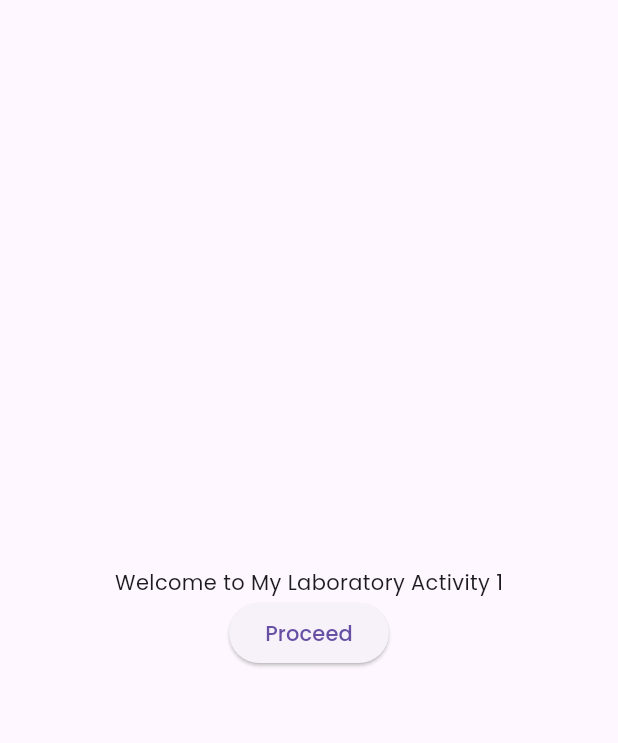
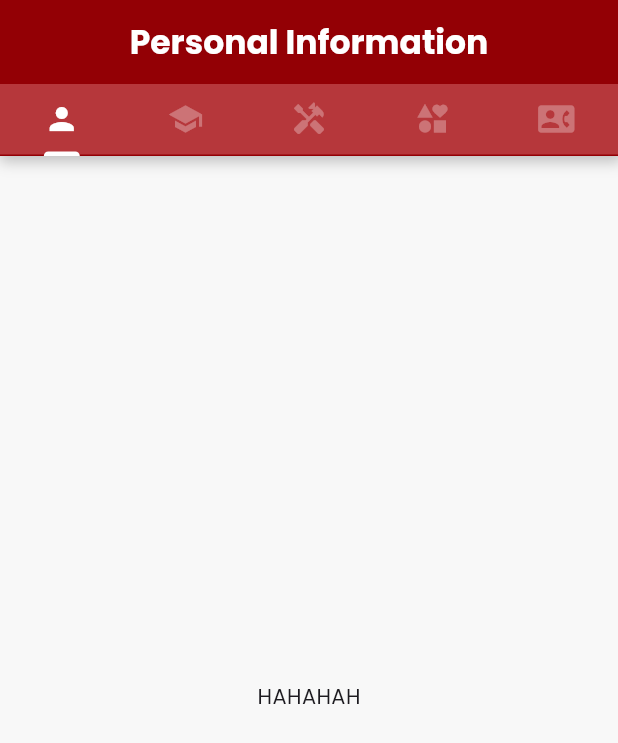
Before and after one commit to bjcomia/comia_lab_act_1, a Flutter app: the screen it shows after launch, after a tap on "Proceed", on a phone screen of 412 x 824 dp. Shown: the top 743 px of the screen. Run offline on Flutter 3.47's test engine with Material 3 defaults, Android fonts, the phone set to English and light mode, and no system bars; our stand-ins replace google_fonts.

Commit message:
added design for app and tab bar. added pages

```diff
--- a/lib/main.dart
+++ b/lib/main.dart
@@ -1,6 +1,6 @@
 import 'package:comia_lab_act_1/pages/welcome_page.dart';
+import 'package:comia_lab_act_1/themes/custom_themes.dart';
 import 'package:flutter/material.dart';
-import 'package:google_fonts/google_fonts.dart';
 
 void main() {
   runApp(const MyApp());
@@ -14,19 +14,7 @@ class MyApp extends StatelessWidget {
     return MaterialApp(
       title: 'Flutter Demo',
       debugShowCheckedModeBanner: false,
-      theme: ThemeData(
-        // colorScheme: ColorScheme(
-        //     brightness: brightness,
-        //     primary: primary,
-        //     onPrimary: onPrimary,
-        //     secondary: secondary,
-        //     onSecondary: onSecondary,
-        //     error: error,
-        //     onError: onError,
-        //     surface: surface,
-        //     onSurface: onSurface),
-        textTheme: GoogleFonts.poppinsTextTheme(),
-      ),
+      theme: lightMode,
       home: const WelcomePage(),
     );
   }
--- /dev/null
+++ b/lib/pages/contact_details_page.dart
@@ -0,0 +1,15 @@
+import 'package:flutter/material.dart';
+
+class ContactDetailsPage extends StatefulWidget {
+  const ContactDetailsPage({super.key});
+
+  @override
+  State<ContactDetailsPage> createState() => _ContactDetailsPageState();
+}
+
+class _ContactDetailsPageState extends State<ContactDetailsPage> {
+  @override
+  Widget build(BuildContext context) {
+    return Container();
+  }
+}
--- /dev/null
+++ b/lib/pages/educational_background_page.dart
@@ -0,0 +1,18 @@
+import 'package:flutter/material.dart';
+
+class EducationalBackgroundPage extends StatefulWidget {
+  const EducationalBackgroundPage({super.key});
+
+  @override
+  State<EducationalBackgroundPage> createState() =>
+      _EducationalBackgroundPageState();
+}
+
+class _EducationalBackgroundPageState extends State<EducationalBackgroundPage> {
+  @override
+  Widget build(BuildContext context) {
+    return Container(
+      child: Text("nigga"),
+    );
+  }
+}
--- /dev/null
+++ b/lib/pages/home_page.dart
@@ -0,0 +1,115 @@
+import 'package:flutter/material.dart';
+import 'package:comia_lab_act_1/pages/contact_details_page.dart';
+import 'package:comia_lab_act_1/pages/educational_background_page.dart';
+import 'package:comia_lab_act_1/pages/interests_page.dart';
+import 'package:comia_lab_act_1/pages/personal_information_page.dart';
+import 'package:comia_lab_act_1/pages/skills_page.dart';
+
+class HomePage extends StatefulWidget {
+  const HomePage({super.key});
+
+  @override
+  State<HomePage> createState() => _HomePageState();
+}
+
+class _HomePageState extends State<HomePage> with TickerProviderStateMixin {
+  late TabController tabController;
+  int tabIndex = 0;
+  final titles = [
+    "Personal Information",
+    "Educational Background",
+    "Skills",
+    "Interests",
+    "Contact Details"
+  ];
+
+  @override
+  void initState() {
+    super.initState();
+    tabController = TabController(length: 5, vsync: this);
+    tabController.addListener(changeTabIndex);
+  }
+
+  void changeTabIndex() {
+    setState(() {
+      tabIndex = tabController.index;
+    });
+  }
+
+  @override
+  Widget build(BuildContext context) {
+    return Scaffold(
+      backgroundColor: Theme.of(context).colorScheme.surface,
+      appBar: AppBar(
+        backgroundColor: Theme.of(context).colorScheme.primary,
+        shadowColor: Theme.of(context).colorScheme.shadow,
+        automaticallyImplyLeading: false,
+        title: Align(
+          alignment: Alignment.center,
+          child: Text(
+            titles[tabIndex],
+            style: TextStyle(
+                color: Theme.of(context).colorScheme.tertiary,
+                fontWeight: FontWeight.bold),
+          ),
+        ),
+      ),
+      body: Column(
+        children: [
+          //Tab Bar
+          Container(
+            decoration: BoxDecoration(
+              color: Theme.of(context).colorScheme.onTertiaryContainer,
+              boxShadow: [
+                BoxShadow(
+                  color: Theme.of(context).colorScheme.shadow,
+                  offset: const Offset(1, 2),
+                  blurRadius: 7,
+                  spreadRadius: 2,
+                )
+              ],
+            ),
+            child: TabBar(
+              controller: tabController,
+              labelColor:
+                  Theme.of(context).colorScheme.tertiary, //Selected Color
+              unselectedLabelColor: Theme.of(context)
+                  .colorScheme
+                  .tertiary
+                  .withOpacity(0.3), //Icon Color of Not Selected
+              dividerColor:
+                  Theme.of(context).colorScheme.primary, //Line Below Color
+              overlayColor: WidgetStatePropertyAll(
+                Theme.of(context).colorScheme.tertiary.withOpacity(0.4),
+              ), //Color when selected
+              indicatorColor:
+                  Theme.of(context).colorScheme.tertiary, //Selected Line Color
+              tabs: const [
+                Tab(icon: Icon(Icons.person)),
+                Tab(icon: Icon(Icons.school)),
+                Tab(icon: Icon(Icons.handyman)),
+                Tab(icon: Icon(Icons.interests)),
+                Tab(icon: Icon(Icons.contact_phone)),
+              ],
+            ),
+          ),
+
+          //Screens
+          Expanded(
+            flex: 5,
+            child: TabBarView(
+              controller: tabController,
+              children: const [
+                PersonalInformationPage(),
+                EducationalBackgroundPage(),
+                SkillsPage(),
+                InterestsPage(),
+                ContactDetailsPage(),
+              ],
+            ),
+          )
+        ],
+      ),
+    );
+  }
+}
--- /dev/null
+++ b/lib/pages/interests_page.dart
@@ -0,0 +1,15 @@
+import 'package:flutter/material.dart';
+
+class InterestsPage extends StatefulWidget {
+  const InterestsPage({super.key});
+
+  @override
+  State<InterestsPage> createState() => _InterestsPageState();
+}
+
+class _InterestsPageState extends State<InterestsPage> {
+  @override
+  Widget build(BuildContext context) {
+    return Container();
+  }
+}
--- a/lib/pages/personal_information_page.dart
+++ b/lib/pages/personal_information_page.dart
@@ -1 +1,18 @@
 import 'package:flutter/material.dart';
+
+class PersonalInformationPage extends StatefulWidget {
+  const PersonalInformationPage({super.key});
+
+  @override
+  State<PersonalInformationPage> createState() =>
+      _PersonalInformationPageState();
+}
+
+class _PersonalInformationPageState extends State<PersonalInformationPage> {
+  @override
+  Widget build(BuildContext context) {
+    return Center(
+      child: Text("HAHAHAH"),
+    );
+  }
+}
--- /dev/null
+++ b/lib/pages/skills_page.dart
@@ -0,0 +1,15 @@
+import 'package:flutter/material.dart';
+
+class SkillsPage extends StatefulWidget {
+  const SkillsPage({super.key});
+
+  @override
+  State<SkillsPage> createState() => _SkillsPageState();
+}
+
+class _SkillsPageState extends State<SkillsPage> {
+  @override
+  Widget build(BuildContext context) {
+    return Container();
+  }
+}
--- a/lib/pages/welcome_page.dart
+++ b/lib/pages/welcome_page.dart
@@ -1,3 +1,4 @@
+import 'package:comia_lab_act_1/pages/home_page.dart';
 import 'package:flutter/material.dart';
 
 class WelcomePage extends StatefulWidget {
@@ -16,12 +17,18 @@ class _WelcomePageState extends State<WelcomePage> {
           mainAxisAlignment: MainAxisAlignment.center,
           crossAxisAlignment: CrossAxisAlignment.center,
           children: [
-            Text("Welcome to My Laboratory Activity 1"),
+            const Text("Welcome to My Laboratory Activity 1"),
             ElevatedButton(
                 onPressed: () {
-                  //proceed to main page
+                  Navigator.of(context).push(
+                    MaterialPageRoute(
+                      builder: (BuildContext context) {
+                        return const HomePage();
+                      },
+                    ),
+                  );
                 },
-                child: Text("Proceed"))
+                child: const Text("Proceed"))
           ],
         ),
       ),
--- /dev/null
+++ b/lib/themes/custom_themes.dart
@@ -0,0 +1,18 @@
+import 'package:flutter/material.dart';
+import 'package:google_fonts/google_fonts.dart';
+
+ThemeData lightMode = ThemeData(
+  textTheme: GoogleFonts.poppinsTextTheme(),
+  brightness: Brightness.light,
+  colorScheme: const ColorScheme.light(
+    surface: Color(0xffF8F8F8), //MainBgColor
+    primary: Color(0xff930005), //Red
+    onPrimaryContainer: Color(0xffFFFFFF), //Container Color(search, article container,form fields)
+    secondary: Color(0xff000000), //Text
+    onSecondaryContainer: Color(0xff828282), //other options(placeholder/unselected/borders of field
+    tertiary: Color(0xffFFFFFF), // Icon
+    shadow: Color.fromARGB(255, 193, 193, 193),
+    tertiaryContainer: Color(0xff930005),
+    onTertiaryContainer: Color.fromARGB(255, 182, 55, 59),
+  )
+);
--- a/pubspec.yaml
+++ b/pubspec.yaml
@@ -36,6 +36,7 @@ dependencies:
   # Use with the CupertinoIcons class for iOS style icons.
   cupertino_icons: ^1.0.6
   google_fonts: ^6.2.1
+  flutter_carousel_widget: ^2.2.0
 
 dev_dependencies:
   flutter_test:
@@ -60,8 +61,8 @@ flutter:
   uses-material-design: true
 
   # To add assets to your application, add an assets section, like this:
-  # assets:
-  #   - images/a_dot_burr.jpeg
+  assets:
+    - images/
   #   - images/a_dot_ham.jpeg
 
   # An image asset can refer to one or more resolution-specific "variants", see
```
Also changed, not shown: pubspec.lock.
